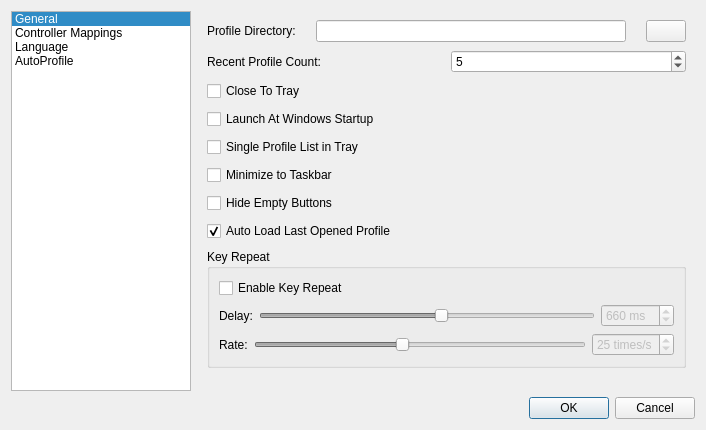
AntiMicroX/antimicrox, file src/mainsettingsdialog.ui: the form before one commit.
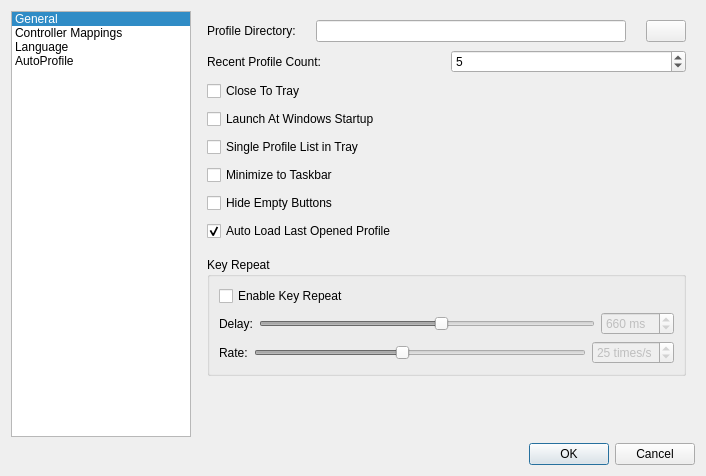
The form after the commit. Icons and pictures are not drawn.

Commit message: Change window size of MainSettingsDialog.

```diff
--- a/src/mainsettingsdialog.ui
+++ b/src/mainsettingsdialog.ui
@@ -10,13 +10,13 @@
     <x>0</x>
     <y>0</y>
     <width>706</width>
-    <height>430</height>
+    <height>476</height>
    </rect>
   </property>
   <property name="minimumSize">
    <size>
-    <width>300</width>
-    <height>300</height>
+    <width>0</width>
+    <height>0</height>
    </size>
   </property>
   <property name="windowTitle">
@@ -234,6 +234,22 @@
            </property>
           </widget>
          </item>
+         <item>
+          <spacer name="verticalSpacer_4">
+           <property name="orientation">
+            <enum>Qt::Vertical</enum>
+           </property>
+           <property name="sizeType">
+            <enum>QSizePolicy::Fixed</enum>
+           </property>
+           <property name="sizeHint" stdset="0">
+            <size>
+             <width>20</width>
+             <height>8</height>
+            </size>
+           </property>
+          </spacer>
+         </item>
          <item>
           <widget class="QGroupBox" name="keyRepeatGroupBox">
            <property name="title">
```
